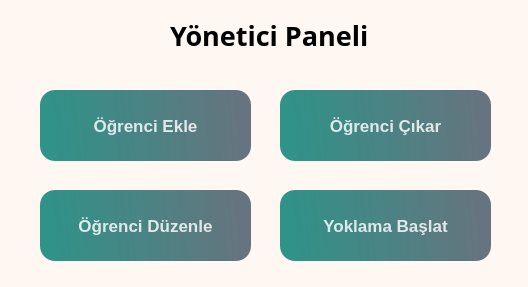
This is yonetici_paneli.ui in SelmanEken/face-recognation as Qt 5 draws it before an edit. The edited form follows.
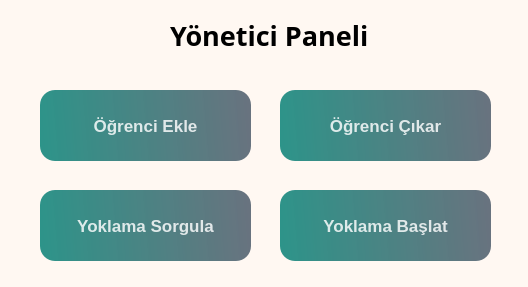
This is the edited form.

```diff
--- a/yonetici_paneli.ui
+++ b/yonetici_paneli.ui
@@ -137,7 +137,7 @@
 }</string>
    </property>
    <property name="text">
-    <string>Öğrenci Düzenle</string>
+    <string>Yoklama Sorgula</string>
    </property>
   </widget>
   <widget class="QPushButton" name="pushButton_4">
```
